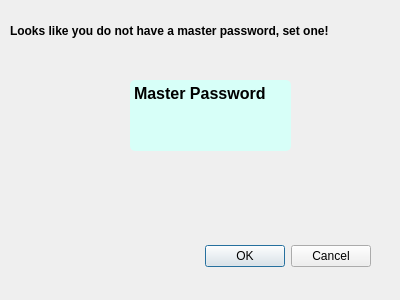
Old version of the form Dangal-manager/setnewmasterpassword.ui in the repository Fyqer/DanGal_Manager.
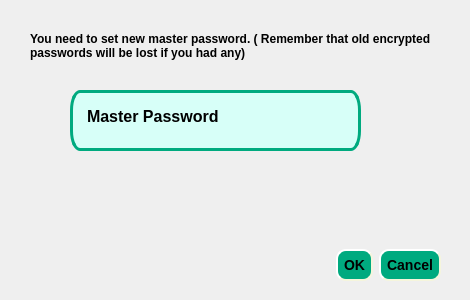
New version of the form.

```diff
--- a/Dangal-manager/setnewmasterpassword.ui
+++ b/Dangal-manager/setnewmasterpassword.ui
@@ -6,22 +6,51 @@
    <rect>
     <x>0</x>
     <y>0</y>
-    <width>400</width>
+    <width>470</width>
     <height>300</height>
    </rect>
   </property>
+  <property name="minimumSize">
+   <size>
+    <width>470</width>
+    <height>300</height>
+   </size>
+  </property>
+  <property name="maximumSize">
+   <size>
+    <width>470</width>
+    <height>300</height>
+   </size>
+  </property>
   <property name="windowTitle">
    <string>Dialog</string>
   </property>
   <widget class="QDialogButtonBox" name="buttonBox">
    <property name="geometry">
     <rect>
-     <x>30</x>
+     <x>20</x>
      <y>240</y>
-     <width>341</width>
-     <height>32</height>
+     <width>421</width>
+     <height>51</height>
     </rect>
    </property>
+   <property name="styleSheet">
+    <string notr="true">QPushButton{
+    background-color: rgb(0, 170, 127);
+	font: 600 9pt &quot;Segoe UI Semibold&quot;;
+    border-style: outset;
+    border-width: 2px;
+    border-radius: 10px;
+    border-color: beige;
+    font: bold 14px;
+    min-width: 10em;
+    padding: 6px;
+}
+QPushButton:pressed {
+    background-color: rgb(224, 0, 0);
+    border-style: inset;
+}</string>
+   </property>
    <property name="orientation">
     <enum>Qt::Horizontal</enum>
    </property>
@@ -32,16 +61,17 @@
   <widget class="QTextEdit" name="masterPassword">
    <property name="geometry">
     <rect>
-     <x>130</x>
-     <y>80</y>
-     <width>161</width>
-     <height>71</height>
+     <x>70</x>
+     <y>90</y>
+     <width>291</width>
+     <height>61</height>
     </rect>
    </property>
    <property name="font">
     <font>
      <family>Segoe UI</family>
-     <pointsize>12</pointsize>
+     <pointsize>11</pointsize>
+     <italic>false</italic>
      <bold>true</bold>
     </font>
    </property>
@@ -57,10 +87,21 @@
    <property name="styleSheet">
     <string notr="true">border-style: inset;
 border-width: thick;
-border-radius:5px;
 background-color:rgb(215, 255, 248);
+font: 700 11pt &quot;Segoe UI&quot;;
+alternate-background-color: rgb(0, 170, 127);
+border: 3px solid rgb(0, 170, 127);;
+padding: 10px;
+ border-radius: 10px 20px;
+
 </string>
    </property>
+   <property name="verticalScrollBarPolicy">
+    <enum>Qt::ScrollBarAlwaysOff</enum>
+   </property>
+   <property name="horizontalScrollBarPolicy">
+    <enum>Qt::ScrollBarAlwaysOff</enum>
+   </property>
    <property name="markdown">
     <string>**Master Password**
 
@@ -71,17 +112,17 @@
 &lt;html&gt;&lt;head&gt;&lt;meta name=&quot;qrichtext&quot; content=&quot;1&quot; /&gt;&lt;meta charset=&quot;utf-8&quot; /&gt;&lt;style type=&quot;text/css&quot;&gt;
 p, li { white-space: pre-wrap; }
 hr { height: 1px; border-width: 0; }
-&lt;/style&gt;&lt;/head&gt;&lt;body style=&quot; font-family:'Segoe UI'; font-size:12pt; font-weight:700; font-style:normal;&quot;&gt;
-&lt;p style=&quot; margin-top:8px; margin-bottom:8px; margin-left:0px; margin-right:0px; -qt-block-indent:0; text-indent:0px;&quot;&gt;Master Password&lt;/p&gt;&lt;/body&gt;&lt;/html&gt;</string>
+&lt;/style&gt;&lt;/head&gt;&lt;body style=&quot; font-family:'Segoe UI'; font-size:11pt; font-weight:700; font-style:normal;&quot;&gt;
+&lt;p style=&quot; margin-top:8px; margin-bottom:8px; margin-left:0px; margin-right:0px; -qt-block-indent:0; text-indent:0px;&quot;&gt;&lt;span style=&quot; font-size:12pt;&quot;&gt;Master Password&lt;/span&gt;&lt;/p&gt;&lt;/body&gt;&lt;/html&gt;</string>
    </property>
   </widget>
   <widget class="QLabel" name="label">
    <property name="geometry">
     <rect>
-     <x>10</x>
+     <x>30</x>
      <y>10</y>
-     <width>391</width>
-     <height>41</height>
+     <width>421</width>
+     <height>71</height>
     </rect>
    </property>
    <property name="font">
@@ -91,7 +132,10 @@
     </font>
    </property>
    <property name="text">
-    <string>Looks like you do not have a master password, set one!</string>
+    <string>You need to set new master password. ( Remember that old encrypted passwords will be lost if you had any)</string>
+   </property>
+   <property name="wordWrap">
+    <bool>true</bool>
    </property>
   </widget>
  </widget>
```
Left out of the diff: 2 changed lines with no effect on the pictures.
